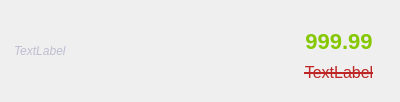
Old version of the form BD/CoursWork/GameStore/code/control/ClassGameListItem/gamelistitem.ui in the repository andrej22116/PSU_Labs.
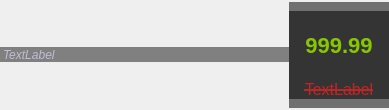
New version of the form.

```diff
--- a/BD/CoursWork/GameStore/code/control/ClassGameListItem/gamelistitem.ui
+++ b/BD/CoursWork/GameStore/code/control/ClassGameListItem/gamelistitem.ui
@@ -6,12 +6,12 @@
    <rect>
     <x>0</x>
     <y>0</y>
-    <width>400</width>
-    <height>102</height>
+    <width>389</width>
+    <height>110</height>
    </rect>
   </property>
   <property name="sizePolicy">
-   <sizepolicy hsizetype="Maximum" vsizetype="Maximum">
+   <sizepolicy hsizetype="Expanding" vsizetype="Expanding">
     <horstretch>0</horstretch>
     <verstretch>0</verstretch>
    </sizepolicy>
@@ -52,10 +52,25 @@
 }</string>
   </property>
   <layout class="QHBoxLayout" name="horizontalLayout">
+   <property name="spacing">
+    <number>0</number>
+   </property>
+   <property name="leftMargin">
+    <number>0</number>
+   </property>
+   <property name="topMargin">
+    <number>2</number>
+   </property>
+   <property name="rightMargin">
+    <number>0</number>
+   </property>
+   <property name="bottomMargin">
+    <number>2</number>
+   </property>
    <item>
     <widget class="QWidget" name="centralWidget" native="true">
      <property name="sizePolicy">
-      <sizepolicy hsizetype="Preferred" vsizetype="Preferred">
+      <sizepolicy hsizetype="Expanding" vsizetype="Expanding">
        <horstretch>0</horstretch>
        <verstretch>0</verstretch>
       </sizepolicy>
@@ -66,6 +81,9 @@
        <height>16777215</height>
       </size>
      </property>
+     <property name="styleSheet">
+      <string notr="true"/>
+     </property>
      <layout class="QHBoxLayout" name="horizontalLayout_3">
       <property name="spacing">
        <number>0</number>
@@ -90,6 +108,9 @@
           <verstretch>0</verstretch>
          </sizepolicy>
         </property>
+        <property name="styleSheet">
+         <string notr="true"/>
+        </property>
         <layout class="QVBoxLayout" name="verticalLayout">
          <property name="spacing">
           <number>0</number>
@@ -120,6 +141,9 @@
              <height>15</height>
             </size>
            </property>
+           <property name="styleSheet">
+            <string notr="true">background: #44000000;</string>
+           </property>
            <layout class="QHBoxLayout" name="horizontalLayout_2">
             <property name="spacing">
              <number>0</number>
@@ -172,6 +196,9 @@
           <height>16777215</height>
          </size>
         </property>
+        <property name="styleSheet">
+         <string notr="true">background-color: #88000000;</string>
+        </property>
         <layout class="QVBoxLayout" name="verticalLayout_2">
          <property name="spacing">
           <number>0</number>
```
